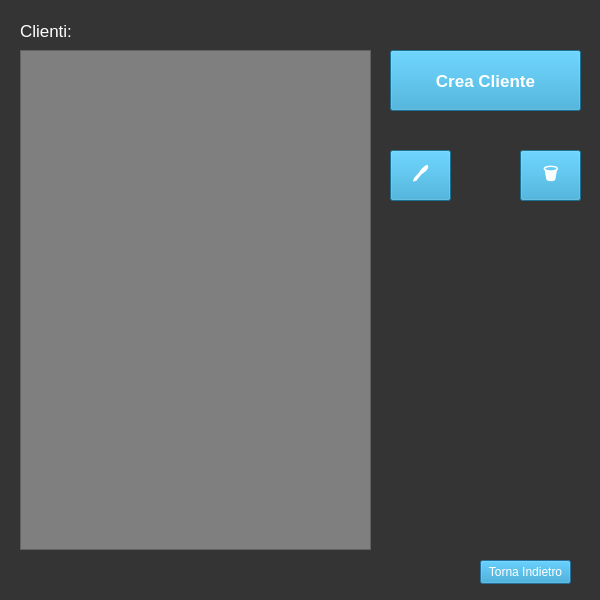
First picture: the form in Viste/Amministratore/GUI/cud_cliente.ui, repository GiulianiM/Noleggio, before the edit.
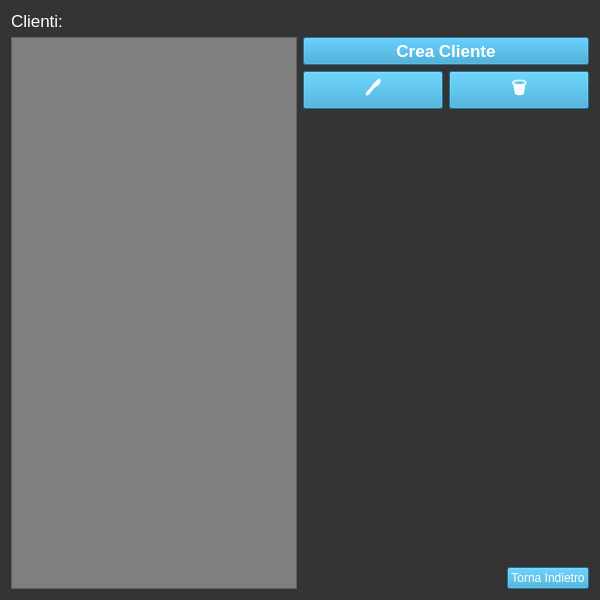
Second picture: the form after the edit. Icons and pictures are not drawn.

```diff
--- a/Viste/Amministratore/GUI/cud_cliente.ui
+++ b/Viste/Amministratore/GUI/cud_cliente.ui
@@ -10,6 +10,12 @@
     <height>600</height>
    </rect>
   </property>
+  <property name="maximumSize">
+   <size>
+    <width>600</width>
+    <height>600</height>
+   </size>
+  </property>
   <property name="windowTitle">
    <string>CUD Cliente</string>
   </property>
@@ -21,46 +27,40 @@
   <property name="styleSheet">
    <string notr="true">background-color: rgb(52, 52, 52);</string>
   </property>
+  <layout class="QGridLayout" name="gridLayout">
+   <item row="0" column="0">
+    <layout class="QVBoxLayout" name="verticalLayout_2">
+     <item>
+      <widget class="QLabel" name="label">
+       <property name="font">
+        <font>
+         <pointsize>13</pointsize>
+        </font>
+       </property>
+       <property name="styleSheet">
+        <string notr="true">color: rgb(255, 255, 255);</string>
+       </property>
+       <property name="text">
+        <string>Clienti:</string>
+       </property>
+      </widget>
+     </item>
+    </layout>
+   </item>
+   <item row="1" column="0">
+    <layout class="QHBoxLayout" name="horizontalLayout_5">
+     <item>
   <widget class="QListWidget" name="listWidget">
-   <property name="geometry">
-    <rect>
-     <x>20</x>
-     <y>50</y>
-     <width>351</width>
-     <height>500</height>
-    </rect>
-   </property>
    <property name="styleSheet">
     <string notr="true">background-color: rgb(127, 127, 127);
 color: rgb(255, 255, 255);</string>
    </property>
   </widget>
-  <widget class="QPushButton" name="back_button">
-   <property name="geometry">
-    <rect>
-     <x>480</x>
-     <y>560</y>
-     <width>91</width>
-     <height>24</height>
-    </rect>
-   </property>
-   <property name="styleSheet">
-    <string notr="true">font-size:20; color:white;background-color:rgb(38, 157, 206)
-</string>
-   </property>
-   <property name="text">
-    <string>Torna Indietro</string>
-   </property>
-  </widget>
+     </item>
+     <item>
+      <layout class="QVBoxLayout" name="verticalLayout_5">
+       <item>
   <widget class="QPushButton" name="bottone_crea_cliente">
-   <property name="geometry">
-    <rect>
-     <x>390</x>
-     <y>50</y>
-     <width>191</width>
-     <height>61</height>
-    </rect>
-   </property>
    <property name="font">
     <font>
      <pointsize>13</pointsize>
@@ -75,18 +75,14 @@
     <string>Crea Cliente</string>
    </property>
   </widget>
+       </item>
+       <item>
+        <layout class="QHBoxLayout" name="horizontalLayout_6">
+         <item>
   <widget class="QPushButton" name="bottone_modifica_cliente">
    <property name="enabled">
     <bool>true</bool>
    </property>
-   <property name="geometry">
-    <rect>
-     <x>390</x>
-     <y>150</y>
-     <width>61</width>
-     <height>51</height>
-    </rect>
-   </property>
    <property name="font">
     <font>
      <pointsize>13</pointsize>
@@ -114,15 +110,9 @@
     <bool>false</bool>
    </property>
   </widget>
+         </item>
+         <item>
   <widget class="QPushButton" name="bottone_elimina_cliente">
-   <property name="geometry">
-    <rect>
-     <x>520</x>
-     <y>150</y>
-     <width>61</width>
-     <height>51</height>
-    </rect>
-   </property>
    <property name="font">
     <font>
      <pointsize>13</pointsize>
@@ -147,27 +137,55 @@
     </size>
    </property>
   </widget>
-  <widget class="QLabel" name="label">
-   <property name="geometry">
-    <rect>
-     <x>20</x>
-     <y>20</y>
-     <width>61</width>
-     <height>21</height>
-    </rect>
-   </property>
-   <property name="font">
-    <font>
-     <pointsize>13</pointsize>
-    </font>
-   </property>
+         </item>
+        </layout>
+       </item>
+       <item>
+        <spacer name="verticalSpacer">
+         <property name="orientation">
+          <enum>Qt::Vertical</enum>
+         </property>
+         <property name="sizeHint" stdset="0">
+          <size>
+           <width>20</width>
+           <height>40</height>
+          </size>
+         </property>
+        </spacer>
+       </item>
+       <item>
+        <layout class="QHBoxLayout" name="horizontalLayout_8">
+         <item>
+          <spacer name="horizontalSpacer">
+           <property name="orientation">
+            <enum>Qt::Horizontal</enum>
+           </property>
+           <property name="sizeHint" stdset="0">
+            <size>
+             <width>40</width>
+             <height>20</height>
+            </size>
+           </property>
+          </spacer>
+         </item>
+         <item>
+          <widget class="QPushButton" name="back_button">
    <property name="styleSheet">
-    <string notr="true">color: rgb(255, 255, 255);</string>
+            <string notr="true">font-size:20; color:white;background-color:rgb(38, 157, 206)
+</string>
    </property>
    <property name="text">
-    <string>Clienti:</string>
-   </property>
-  </widget>
+            <string>Torna Indietro</string>
+           </property>
+          </widget>
+         </item>
+        </layout>
+       </item>
+      </layout>
+     </item>
+    </layout>
+   </item>
+  </layout>
  </widget>
  <resources/>
  <connections/>
```
Lines whose indentation alone changed are shown as unchanged.
